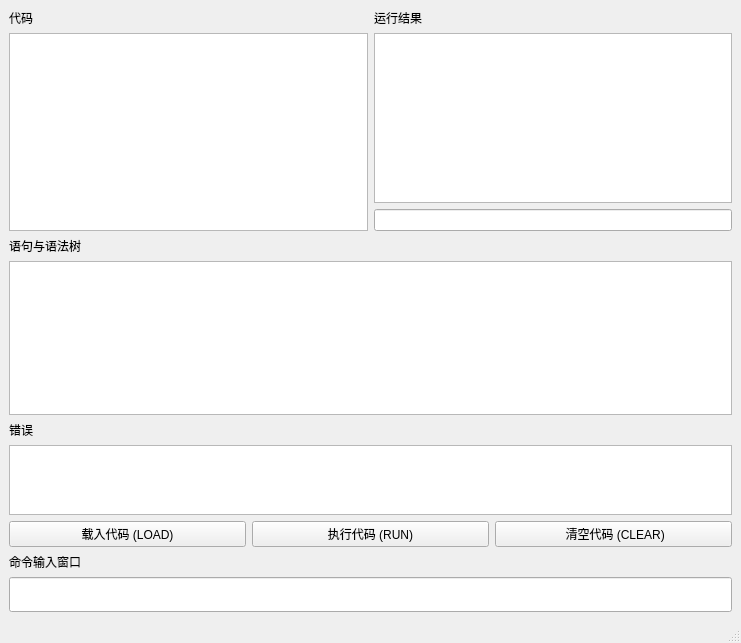
This is MiniBasicGUI/mainwindow.ui in creeper12356/MiniBasicGUI as Qt 5 draws it before an edit. The edited form follows.
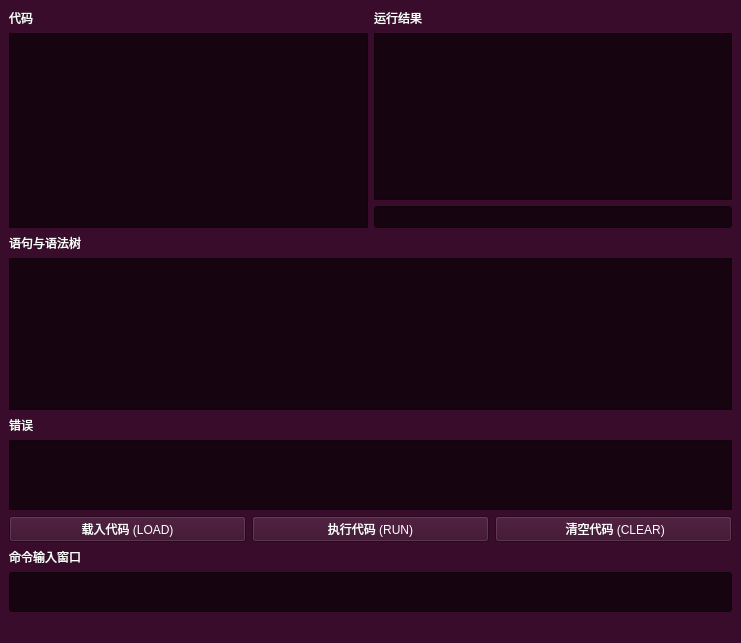
This is the edited form. Custom widgets are drawn as their Qt base class.

Commit message: change stylesheet to purple

```diff
--- a/MiniBasicGUI/mainwindow.ui
+++ b/MiniBasicGUI/mainwindow.ui
@@ -19,6 +19,13 @@
   <property name="windowTitle">
    <string>GuiBasic</string>
   </property>
+  <property name="styleSheet">
+   <string notr="true">background-color:rgb(56, 12, 42);
+color:white;
+font:宋体
+
+</string>
+  </property>
   <widget class="QWidget" name="centralwidget">
    <property name="sizePolicy">
     <sizepolicy hsizetype="Expanding" vsizetype="Expanding">
@@ -43,8 +50,16 @@
           <property name="font">
            <font>
             <pointsize>14</pointsize>
+            <weight>50</weight>
+            <italic>false</italic>
+            <bold>false</bold>
            </font>
           </property>
+          <property name="styleSheet">
+           <string notr="true">background-color:rgb(23, 4, 17);
+color:rgb(238, 238, 236);
+</string>
+          </property>
           <property name="readOnly">
            <bool>true</bool>
           </property>
@@ -70,6 +85,11 @@
         </item>
         <item>
          <widget class="QTextBrowser" name="ResultDisplay">
+          <property name="styleSheet">
+           <string notr="true">background-color:rgb(23, 4, 17);
+color:rgb(238, 238, 236);
+</string>
+          </property>
           <property name="html">
            <string>&lt;!DOCTYPE HTML PUBLIC &quot;-//W3C//DTD HTML 4.0//EN&quot; &quot;http://www.w3.org/TR/REC-html40/strict.dtd&quot;&gt;
 &lt;html&gt;&lt;head&gt;&lt;meta name=&quot;qrichtext&quot; content=&quot;1&quot; /&gt;&lt;style type=&quot;text/css&quot;&gt;
@@ -80,7 +100,13 @@
          </widget>
         </item>
         <item>
-         <widget class="QLineEdit" name="inputLineEdit"/>
+         <widget class="QLineEdit" name="inputLineEdit">
+          <property name="styleSheet">
+           <string notr="true">background-color:rgb(23, 4, 17);
+color:rgb(116, 255, 244)
+</string>
+          </property>
+         </widget>
         </item>
        </layout>
       </item>
@@ -97,6 +123,11 @@
       </item>
       <item>
        <widget class="QTextBrowser" name="treeDisplay">
+        <property name="styleSheet">
+         <string notr="true">background-color:rgb(23, 4, 17);
+color:rgb(238, 238, 236);
+</string>
+        </property>
         <property name="readOnly">
          <bool>true</bool>
         </property>
@@ -122,6 +153,10 @@
       </item>
       <item>
        <widget class="QTextBrowser" name="errorDisplay">
+        <property name="styleSheet">
+         <string notr="true">background-color:rgb(23, 4, 17);
+color:red</string>
+        </property>
         <property name="readOnly">
          <bool>true</bool>
         </property>
@@ -186,9 +221,17 @@
         </property>
         <property name="font">
          <font>
-          <pointsize>16</pointsize>
+          <family>Monospace</family>
+          <pointsize>20</pointsize>
+          <weight>50</weight>
+          <italic>false</italic>
+          <bold>false</bold>
          </font>
         </property>
+        <property name="styleSheet">
+         <string notr="true">background-color:rgb(23, 4, 17);
+color:rgb(252, 233, 79)</string>
+        </property>
        </widget>
       </item>
      </layout>
```
The commit also changes 1 other file.
